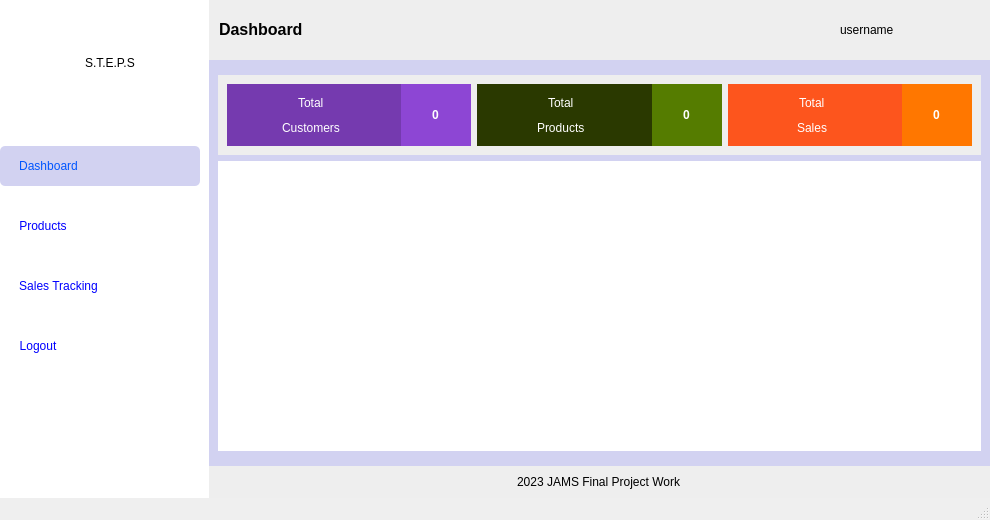
Qt form UIs/store_dashboard.ui (Code-ed381/Sales-App) before a commit.
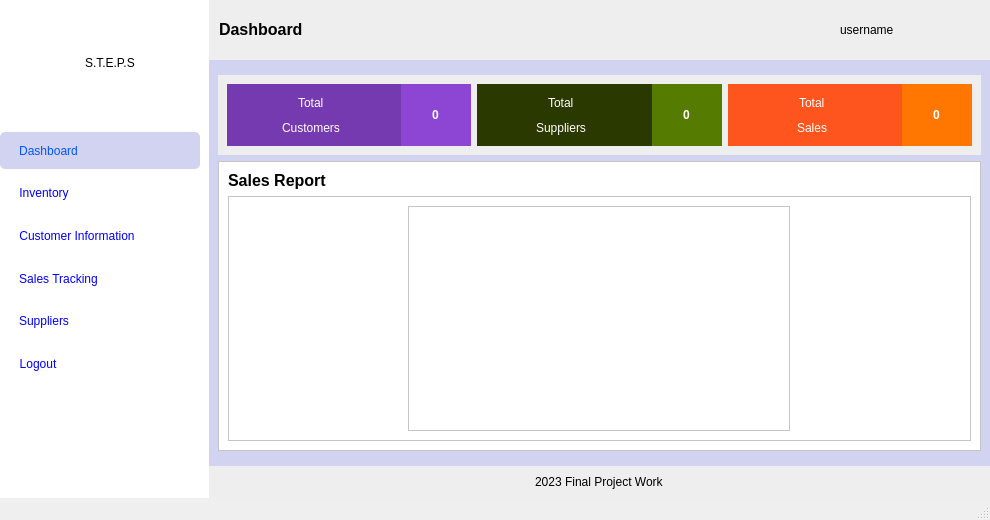
The same form after that commit. Icons and pictures are not drawn. Custom widgets are drawn as their Qt base class.

```diff
--- a/UIs/store_dashboard.ui
+++ b/UIs/store_dashboard.ui
@@ -239,7 +239,7 @@
 color: rgb(0, 0, 255);</string>
                </property>
                <property name="text">
-                <string>Products</string>
+                <string>Inventory</string>
                </property>
                <property name="icon">
                 <iconset>
@@ -250,6 +250,45 @@
             </layout>
            </widget>
           </item>
+          <item>
+           <widget class="QWidget" name="widget_7" native="true">
+            <layout class="QVBoxLayout" name="verticalLayout_5">
+             <property name="leftMargin">
+              <number>19</number>
+             </property>
+             <property name="topMargin">
+              <number>0</number>
+             </property>
+             <property name="rightMargin">
+              <number>0</number>
+             </property>
+             <property name="bottomMargin">
+              <number>0</number>
+             </property>
+             <item alignment="Qt::AlignLeft">
+              <widget class="QPushButton" name="customers">
+               <property name="sizePolicy">
+                <sizepolicy hsizetype="Expanding" vsizetype="Expanding">
+                 <horstretch>0</horstretch>
+                 <verstretch>0</verstretch>
+                </sizepolicy>
+               </property>
+               <property name="styleSheet">
+                <string notr="true">font: 75 10pt &quot;MS Shell Dlg 2&quot;;
+color: rgb(0, 0, 255);</string>
+               </property>
+               <property name="text">
+                <string>Customer Information</string>
+               </property>
+               <property name="icon">
+                <iconset>
+                 <normaloff>../icons/followers-friends-icon.png</normaloff>../icons/followers-friends-icon.png</iconset>
+               </property>
+              </widget>
+             </item>
+            </layout>
+           </widget>
+          </item>
           <item>
            <widget class="QWidget" name="widget_21" native="true">
             <property name="maximumSize">
@@ -295,6 +334,45 @@
             </layout>
            </widget>
           </item>
+          <item>
+           <widget class="QWidget" name="widget_15" native="true">
+            <layout class="QVBoxLayout" name="verticalLayout_7">
+             <property name="leftMargin">
+              <number>19</number>
+             </property>
+             <property name="topMargin">
+              <number>0</number>
+             </property>
+             <property name="rightMargin">
+              <number>0</number>
+             </property>
+             <property name="bottomMargin">
+              <number>0</number>
+             </property>
+             <item alignment="Qt::AlignLeft">
+              <widget class="QPushButton" name="suppliers">
+               <property name="sizePolicy">
+                <sizepolicy hsizetype="Expanding" vsizetype="Expanding">
+                 <horstretch>0</horstretch>
+                 <verstretch>0</verstretch>
+                </sizepolicy>
+               </property>
+               <property name="styleSheet">
+                <string notr="true">font: 75 10pt &quot;MS Shell Dlg 2&quot;;
+color: rgb(0, 0, 255);</string>
+               </property>
+               <property name="text">
+                <string>Suppliers</string>
+               </property>
+               <property name="icon">
+                <iconset>
+                 <normaloff>../icons/hotel-supplier.png</normaloff>../icons/hotel-supplier.png</iconset>
+               </property>
+              </widget>
+             </item>
+            </layout>
+           </widget>
+          </item>
           <item>
            <widget class="QWidget" name="widget_23" native="true">
             <property name="maximumSize">
@@ -471,7 +549,7 @@
            <height>198</height>
           </size>
          </property>
-         <layout class="QVBoxLayout" name="verticalLayout_6">
+         <layout class="QVBoxLayout" name="verticalLayout_10">
           <item>
            <widget class="QWidget" name="widget_25" native="true">
             <property name="sizePolicy">
@@ -632,7 +710,7 @@
 font: 14pt &quot;Myanmar Text&quot;;</string>
                         </property>
                         <property name="text">
-                         <string>Products</string>
+                         <string>Suppliers</string>
                         </property>
                        </widget>
                       </item>
@@ -774,17 +852,80 @@
            </widget>
           </item>
           <item>
-           <widget class="PlotWidget" name="graphWidget" native="true">
-            <property name="sizePolicy">
-             <sizepolicy hsizetype="Preferred" vsizetype="Expanding">
-              <horstretch>0</horstretch>
-              <verstretch>0</verstretch>
-             </sizepolicy>
-            </property>
+           <widget class="QFrame" name="frame">
             <property name="styleSheet">
              <string notr="true">background-color: rgb(255, 255, 255);</string>
             </property>
-            <layout class="QVBoxLayout" name="verticalLayout_5"/>
+            <property name="frameShape">
+             <enum>QFrame::StyledPanel</enum>
+            </property>
+            <property name="frameShadow">
+             <enum>QFrame::Raised</enum>
+            </property>
+            <layout class="QVBoxLayout" name="verticalLayout_6">
+             <item alignment="Qt::AlignTop">
+              <widget class="QLabel" name="label_6">
+               <property name="styleSheet">
+                <string notr="true">font: 81 8pt &quot;Open Sans ExtraBold&quot;;</string>
+               </property>
+               <property name="text">
+                <string>&lt;html&gt;&lt;head/&gt;&lt;body&gt;&lt;p&gt;&lt;span style=&quot; font-size:12pt; font-weight:600;&quot;&gt;Sales Report&lt;/span&gt;&lt;/p&gt;&lt;/body&gt;&lt;/html&gt;</string>
+               </property>
+              </widget>
+             </item>
+             <item>
+              <widget class="QFrame" name="frame_2">
+               <property name="sizePolicy">
+                <sizepolicy hsizetype="Expanding" vsizetype="Expanding">
+                 <horstretch>0</horstretch>
+                 <verstretch>0</verstretch>
+                </sizepolicy>
+               </property>
+               <property name="frameShape">
+                <enum>QFrame::StyledPanel</enum>
+               </property>
+               <property name="frameShadow">
+                <enum>QFrame::Raised</enum>
+               </property>
+               <layout class="QHBoxLayout" name="horizontalLayout_6">
+                <property name="leftMargin">
+                 <number>0</number>
+                </property>
+                <property name="topMargin">
+                 <number>0</number>
+                </property>
+                <property name="rightMargin">
+                 <number>0</number>
+                </property>
+                <property name="bottomMargin">
+                 <number>0</number>
+                </property>
+                <item>
+                 <widget class="QWidget" name="widget_16" native="true">
+                  <property name="maximumSize">
+                   <size>
+                    <width>400</width>
+                    <height>16777215</height>
+                   </size>
+                  </property>
+                  <layout class="QVBoxLayout" name="verticalLayout_8">
+                   <item>
+                    <widget class="QTableWidget" name="report_one">
+                     <property name="maximumSize">
+                      <size>
+                       <width>16777215</width>
+                       <height>16777215</height>
+                      </size>
+                     </property>
+                    </widget>
+                   </item>
+                  </layout>
+                 </widget>
+                </item>
+               </layout>
+              </widget>
+             </item>
+            </layout>
            </widget>
           </item>
          </layout>
@@ -799,7 +940,7 @@
           <item alignment="Qt::AlignHCenter">
            <widget class="QLabel" name="label_8">
             <property name="text">
-             <string>2023 JAMS Final Project Work</string>
+             <string>2023 Final Project Work</string>
             </property>
            </widget>
           </item>
@@ -823,14 +964,6 @@
    </property>
   </widget>
  </widget>
- <customwidgets>
-  <customwidget>
-   <class>PlotWidget</class>
-   <extends>QWidget</extends>
-   <header>pyqtgraph</header>
-   <container>1</container>
-  </customwidget>
- </customwidgets>
  <resources>
   <include location="../resources.qrc"/>
  </resources>
```
